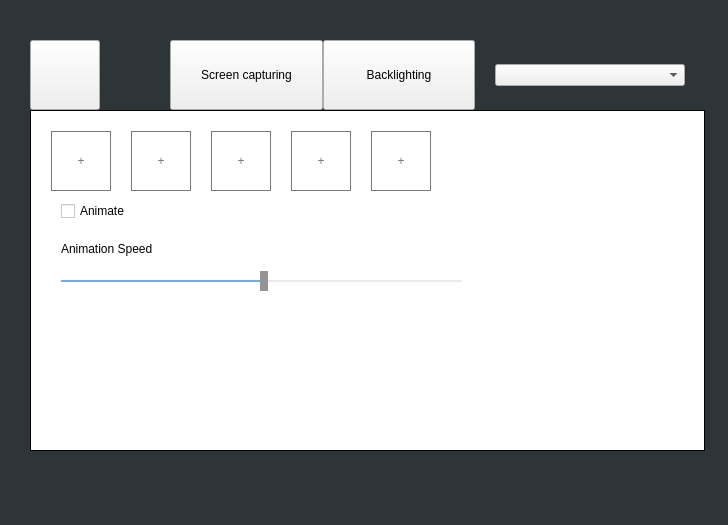
Above: Software/src/settingswindownew.ui from seergey/LPD before the change. Below: the same form after it.
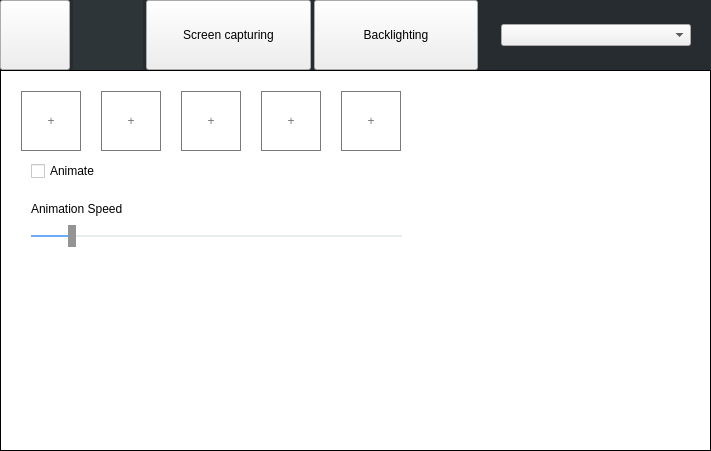
That is the form after the change. The open tabs and pages were chosen to show the change. Icons and pictures are not drawn. Custom widgets are drawn as their Qt base class.

What changed in the file:
```diff
--- a/Software/src/settingswindownew.ui
+++ b/Software/src/settingswindownew.ui
@@ -6,8 +6,8 @@
    <rect>
     <x>0</x>
     <y>0</y>
-    <width>728</width>
-    <height>525</height>
+    <width>711</width>
+    <height>451</height>
    </rect>
   </property>
   <property name="font">
@@ -32,7 +32,7 @@
     height: 10px;
     background: #949494;
 	width:8px;
-    margin: -9px; 
+    margin: -10px 0px; 
 }	
 
 QSlider::add-page {
@@ -44,17 +44,19 @@
 	color:white;
 }
 
-TogglableCustomButton, QPushButton#commonSettingsButton {
-	background-color:#2e3538;
+TogglableCustomButton{
+	background-color:#262c2f;
 	color: #899298;
    border:none;
 }
-*[selectedOption=&quot;true&quot;]{
+TogglableCustomButton:hover{
 	background-color:#3e484c;
+}
+TogglableCustomButton[selectedOption=&quot;true&quot;]{
 	color:white;
 }
 QMainWindow{
-	background-color:#2e3538;
+	background-color:#262c2f;
 }
 
 *{
@@ -65,9 +67,9 @@
    <widget class="QWidget" name="verticalLayoutWidget">
     <property name="geometry">
      <rect>
-      <x>10</x>
-      <y>20</y>
-      <width>715</width>
+      <x>0</x>
+      <y>0</y>
+      <width>711</width>
       <height>451</height>
      </rect>
     </property>
@@ -79,21 +81,21 @@
       <enum>QLayout::SetMaximumSize</enum>
      </property>
      <property name="leftMargin">
-      <number>20</number>
+      <number>0</number>
      </property>
      <property name="topMargin">
-      <number>20</number>
+      <number>0</number>
      </property>
      <property name="rightMargin">
-      <number>20</number>
+      <number>0</number>
      </property>
      <property name="bottomMargin">
-      <number>20</number>
+      <number>0</number>
      </property>
      <item>
       <layout class="QHBoxLayout" name="horizontalLayout">
        <property name="spacing">
-        <number>0</number>
+        <number>3</number>
        </property>
        <item>
         <widget class="TogglableCustomButton" name="shutdownButton">
@@ -125,7 +127,15 @@
           <bool>false</bool>
          </property>
          <property name="styleSheet">
-          <string notr="true"/>
+          <string notr="true">TogglableCustomButton{
+	background-color:#2e3538;
+	color: #899298;
+   border:none;
+}
+TogglableCustomButton:hover{
+	background-color:#3e484c;
+	color:white;
+}</string>
          </property>
          <property name="text">
           <string/>
@@ -159,6 +169,18 @@
            <height>70</height>
           </size>
          </property>
+         <property name="styleSheet">
+          <string notr="true">*{
+	background-color:#2e3538;
+	color: #899298;
+   border:none;
+}
+:hover{
+	background-color:#3e484c;
+	color:white;
+}
+</string>
+         </property>
          <property name="text">
           <string/>
          </property>
@@ -668,45 +690,36 @@
           <rect>
            <x>30</x>
            <y>150</y>
-           <width>401</width>
-           <height>40</height>
+           <width>371</width>
+           <height>31</height>
           </rect>
          </property>
+         <property name="sizePolicy">
+          <sizepolicy hsizetype="Fixed" vsizetype="Fixed">
+           <horstretch>0</horstretch>
+           <verstretch>0</verstretch>
+          </sizepolicy>
+         </property>
+         <property name="mouseTracking">
+          <bool>true</bool>
+         </property>
          <property name="autoFillBackground">
           <bool>false</bool>
          </property>
          <property name="styleSheet">
-          <string notr="true">QSlider::groove:horizontal {
-	height:2px;
-	background-color:gray
-}
-
-QSlider::handle:horizontal {
-    height: 10px;
-    background: #949494;
-	width:8px;
-    margin: -9px; 
-}
-
-QSlider::add-page {
-    background: #e9eced;
-}
-
-QSlider::sub-page {
-    background: #6baef7;
-}</string>
+          <string notr="true"/>
          </property>
          <property name="value">
-          <number>50</number>
+          <number>10</number>
+         </property>
+         <property name="sliderPosition">
+          <number>10</number>
          </property>
          <property name="orientation">
           <enum>Qt::Horizontal</enum>
          </property>
-         <property name="invertedAppearance">
-          <bool>false</bool>
-         </property>
-         <property name="invertedControls">
-          <bool>true</bool>
+         <property name="tickPosition">
+          <enum>QSlider::NoTicks</enum>
          </property>
         </widget>
         <widget class="AnimateColorLabel" name="animate_color_1">
```
Left out of the diff: 35 changed lines with no effect on the pictures.
